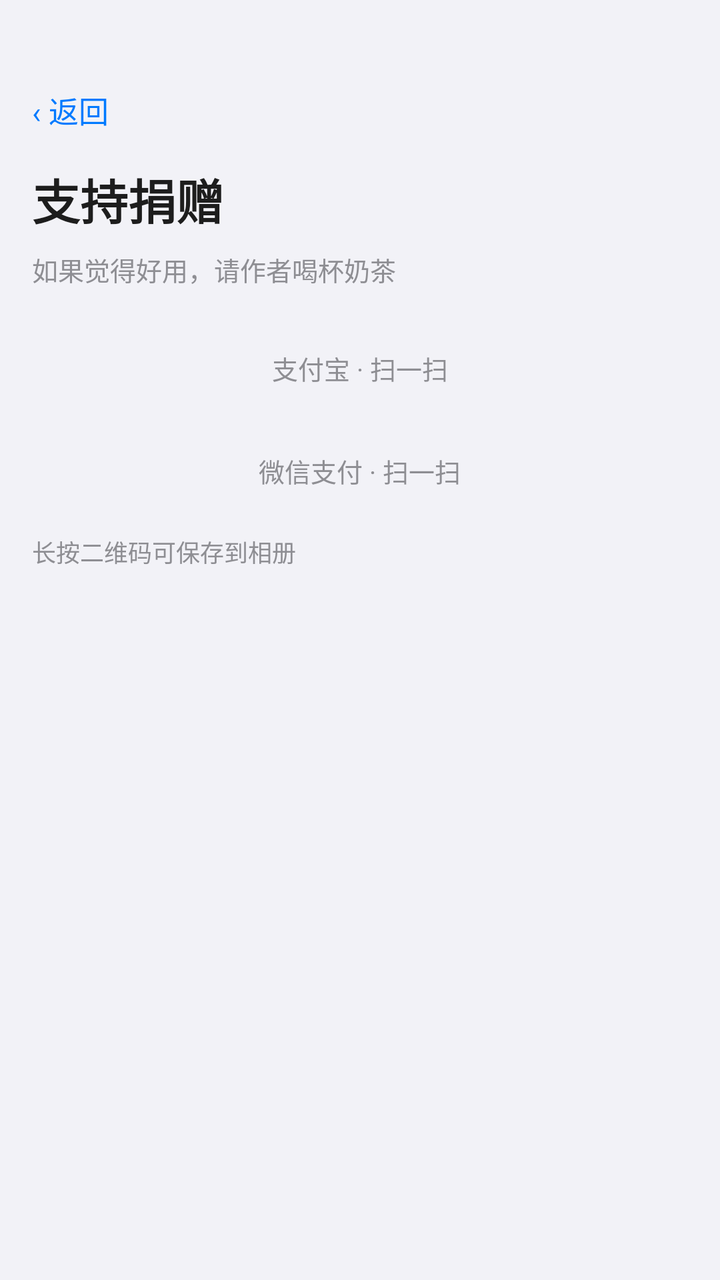
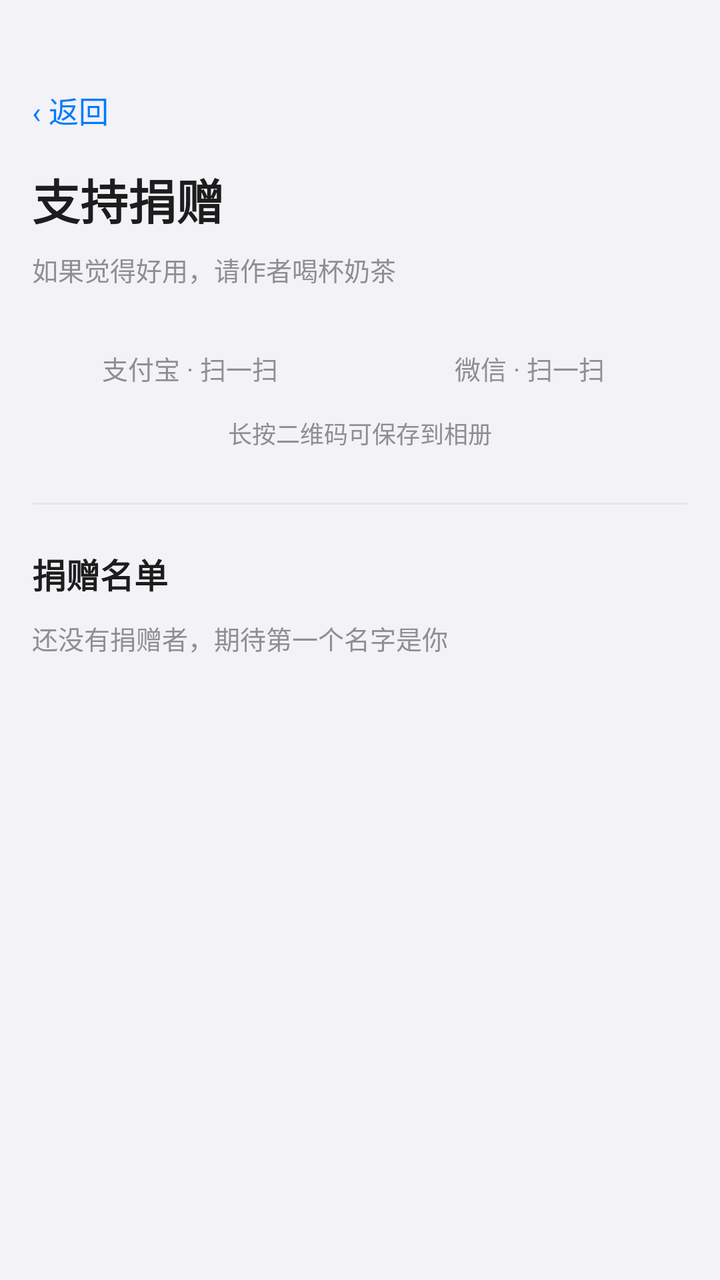

Compare the two renders of this Android layout. The source of the first and the diff that turns it into the second are given below.
<!-- AndroidManifest.xml: application theme Theme.Safewalk -->
<!-- res/layout/activity_donate_qr.xml -->
<?xml version="1.0" encoding="utf-8"?>
<ScrollView xmlns:android="http://schemas.android.com/apk/res/android"
    android:layout_width="match_parent"
    android:layout_height="match_parent"
    android:background="@color/bg"
    android:fitsSystemWindows="true"
    android:fillViewport="true"
    android:scrollbars="none">

    <LinearLayout
        android:layout_width="match_parent"
        android:layout_height="wrap_content"
        android:orientation="vertical"
        android:paddingLeft="16dp"
        android:paddingRight="16dp"
        android:paddingTop="40dp"
        android:paddingBottom="28dp">

        <TextView
            android:id="@+id/btn_back"
            style="@style/BackLink"
            android:text="‹ 返回" />

        <TextView
            android:id="@+id/tv_title"
            style="@style/PageTitle"
            android:layout_marginTop="12dp"
            android:text="支持捐赠" />

        <TextView
            android:id="@+id/tv_subtitle"
            android:layout_width="wrap_content"
            android:layout_height="wrap_content"
            android:layout_marginTop="8dp"
            android:text="如果觉得好用，请作者喝杯奶茶"
            android:textColor="@color/text_hint"
            android:textSize="13sp" />

        
        <ImageView
            android:id="@+id/iv_qr_alipay"
            android:layout_width="248dp"
            android:layout_gravity="center_horizontal"
            android:layout_height="wrap_content"
            android:layout_marginTop="22dp"
            android:adjustViewBounds="true"
            android:scaleType="fitCenter"
            android:contentDescription="支付宝捐赠二维码" />

        <TextView
            android:layout_width="wrap_content"
            android:layout_height="wrap_content"
            android:layout_marginTop="8dp"
            android:layout_gravity="center_horizontal"
            android:text="支付宝 · 扫一扫"
            android:textColor="@color/text_hint"
            android:textSize="13sp" />

        
        <ImageView
            android:id="@+id/iv_qr_wechat"
            android:layout_width="248dp"
            android:layout_gravity="center_horizontal"
            android:layout_height="wrap_content"
            android:layout_marginTop="24dp"
            android:adjustViewBounds="true"
            android:scaleType="fitCenter"
            android:contentDescription="微信捐赠二维码" />

        <TextView
            android:layout_width="wrap_content"
            android:layout_height="wrap_content"
            android:layout_marginTop="8dp"
            android:layout_gravity="center_horizontal"
            android:text="微信支付 · 扫一扫"
            android:textColor="@color/text_hint"
            android:textSize="13sp" />

        <TextView
            android:layout_width="wrap_content"
            android:layout_height="wrap_content"
            android:layout_marginTop="22dp"
            android:gravity="center"
            android:text="长按二维码可保存到相册"
            android:textColor="@color/text_hint"
            android:textSize="12sp" />

    </LinearLayout>

</ScrollView>
<!-- resources referenced by this layout -->
<resources>
  <color name="bg">#F2F2F7</color>
  <color name="text_hint">#8E8E93</color>
  <style name="BackLink">
          <item name="android:layout_width">wrap_content</item>
          <item name="android:layout_height">wrap_content</item>
          <item name="android:background">?android:attr/selectableItemBackground</item>
          <item name="android:paddingTop">4dp</item>
          <item name="android:paddingBottom">4dp</item>
          <item name="android:paddingRight">12dp</item>
          <item name="android:textColor">@color/primary</item>
          <item name="android:textSize">15sp</item>
      </style>
  <style name="PageTitle">
          <item name="android:layout_width">wrap_content</item>
          <item name="android:layout_height">wrap_content</item>
          <item name="android:textColor">@color/text_primary</item>
          <item name="android:textSize">24sp</item>
          <item name="android:textStyle">bold</item>
      </style>
  <style name="Theme.Safewalk" parent="Theme.MaterialComponents.DayNight.NoActionBar">
          <item name="android:windowBackground">@color/bg</item>
          <item name="android:statusBarColor">@android:color/transparent</item>
          
          <item name="android:windowLightStatusBar">@bool/light_statusbar</item>
          <item name="android:navigationBarColor">@color/bg</item>
          <item name="android:windowLightNavigationBar">@bool/light_statusbar</item>
  
          
          <item name="android:forceDarkAllowed">false</item>
  
          
          <item name="colorPrimary">@color/primary</item>
          <item name="colorAccent">@color/primary</item>
          <item name="colorControlActivated">@color/primary</item>
          <item name="colorControlNormal">@color/text_hint</item>
  
          <item name="android:colorBackground">@color/bg</item>
          <item name="android:textColorPrimary">@color/text_primary</item>
          <item name="android:textColorSecondary">@color/text_hint</item>
          <item name="android:textColorHint">@color/text_hint</item>
      </style>
  <color name="primary">#007AFF</color>
  <color name="text_primary">#1D1D1D</color>
</resources>

<!-- the commit's change to res/layout/activity_donate_qr.xml (unified diff, before → after) -->
@@ -3,8 +3,8 @@
     android:layout_width="match_parent"
     android:layout_height="match_parent"
     android:background="@color/bg"
+    android:fillViewport="true"
     android:fitsSystemWindows="true"
-    android:fillViewport="true"
     android:scrollbars="none">
 
     <LinearLayout
@@ -12,8 +12,8 @@
         android:layout_height="wrap_content"
         android:orientation="vertical"
         android:paddingLeft="16dp"
+        android:paddingTop="40dp"
         android:paddingRight="16dp"
-        android:paddingTop="40dp"
         android:paddingBottom="28dp">
 
         <TextView
@@ -37,53 +37,104 @@
             android:textSize="13sp" />
 
         
-        <ImageView
-            android:id="@+id/iv_qr_alipay"
-            android:layout_width="248dp"
-            android:layout_gravity="center_horizontal"
+        <LinearLayout
+            android:layout_width="match_parent"
             android:layout_height="wrap_content"
             android:layout_marginTop="22dp"
-            android:adjustViewBounds="true"
-            android:scaleType="fitCenter"
-            android:contentDescription="支付宝捐赠二维码" />
+            android:baselineAligned="false"
+            android:orientation="horizontal">
+
+            <LinearLayout
+                android:layout_width="0dp"
+                android:layout_height="wrap_content"
+                android:layout_weight="1"
+                android:gravity="center_horizontal"
+                android:orientation="vertical">
+
+                <ImageView
+                    android:id="@+id/iv_qr_alipay"
+                    android:layout_width="match_parent"
+                    android:layout_height="wrap_content"
+                    android:adjustViewBounds="true"
+                    android:contentDescription="支付宝捐赠二维码"
+                    android:scaleType="fitCenter" />
+
+                <TextView
+                    android:layout_width="wrap_content"
+                    android:layout_height="wrap_content"
+                    android:layout_marginTop="8dp"
+                    android:text="支付宝 · 扫一扫"
+                    android:textColor="@color/text_hint"
+                    android:textSize="13sp" />
+            </LinearLayout>
+
+            <LinearLayout
+                android:layout_width="0dp"
+                android:layout_height="wrap_content"
+                android:layout_marginStart="12dp"
+                android:layout_weight="1"
+                android:gravity="center_horizontal"
+                android:orientation="vertical">
+
+                <ImageView
+                    android:id="@+id/iv_qr_wechat"
+                    android:layout_width="match_parent"
+                    android:layout_height="wrap_content"
+                    android:adjustViewBounds="true"
+                    android:contentDescription="微信捐赠二维码"
+                    android:scaleType="fitCenter" />
+
+                <TextView
+                    android:layout_width="wrap_content"
+                    android:layout_height="wrap_content"
+                    android:layout_marginTop="8dp"
+                    android:text="微信 · 扫一扫"
+                    android:textColor="@color/text_hint"
+                    android:textSize="13sp" />
+            </LinearLayout>
+        </LinearLayout>
 
         <TextView
             android:layout_width="wrap_content"
             android:layout_height="wrap_content"
-            android:layout_marginTop="8dp"
             android:layout_gravity="center_horizontal"
-            android:text="支付宝 · 扫一扫"
+            android:layout_marginTop="14dp"
+            android:gravity="center"
+            android:text="长按二维码可保存到相册"
             android:textColor="@color/text_hint"
-            android:textSize="13sp" />
+            android:textSize="12sp" />
 
         
-        <ImageView
-            android:id="@+id/iv_qr_wechat"
-            android:layout_width="248dp"
-            android:layout_gravity="center_horizontal"
-            android:layout_height="wrap_content"
-            android:layout_marginTop="24dp"
-            android:adjustViewBounds="true"
-            android:scaleType="fitCenter"
-            android:contentDescription="微信捐赠二维码" />
-
-        <TextView
-            android:layout_width="wrap_content"
-            android:layout_height="wrap_content"
-            android:layout_marginTop="8dp"
-            android:layout_gravity="center_horizontal"
-            android:text="微信支付 · 扫一扫"
-            android:textColor="@color/text_hint"
-            android:textSize="13sp" />
+        <View
+            android:layout_width="match_parent"
+            android:layout_height="1dp"
+            android:layout_marginTop="26dp"
+            android:background="@color/divider" />
 
         <TextView
             android:layout_width="wrap_content"
             android:layout_height="wrap_content"
             android:layout_marginTop="22dp"
-            android:gravity="center"
-            android:text="长按二维码可保存到相册"
+            android:text="捐赠名单"
+            android:textColor="@color/text_primary"
+            android:textSize="17sp"
+            android:textStyle="bold" />
+
+        <TextView
+            android:id="@+id/tv_donor_empty"
+            android:layout_width="wrap_content"
+            android:layout_height="wrap_content"
+            android:layout_marginTop="10dp"
+            android:text="还没有捐赠者，期待第一个名字是你"
             android:textColor="@color/text_hint"
-            android:textSize="12sp" />
+            android:textSize="13sp" />
+
+        <LinearLayout
+            android:id="@+id/donor_list"
+            android:layout_width="match_parent"
+            android:layout_height="wrap_content"
+            android:layout_marginTop="6dp"
+            android:orientation="vertical" />
 
     </LinearLayout>
 
<!-- resource entries referenced after the edit -->
@@ -1,6 +1,7 @@
 <!-- resources referenced by this layout -->
 <resources>
   <color name="bg">#F2F2F7</color>
+  <color name="divider">#E5E5EA</color>
   <color name="text_hint">#8E8E93</color>
   <style name="BackLink">
           <item name="android:layout_width">wrap_content</item>
